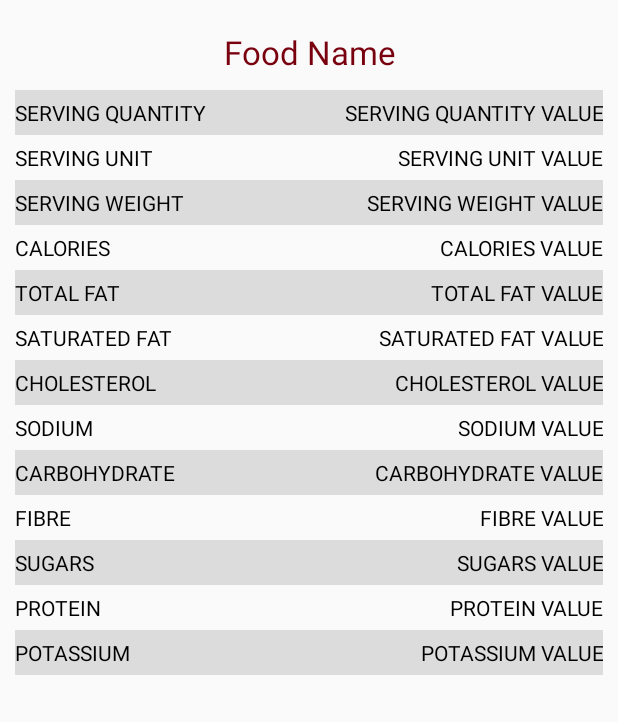
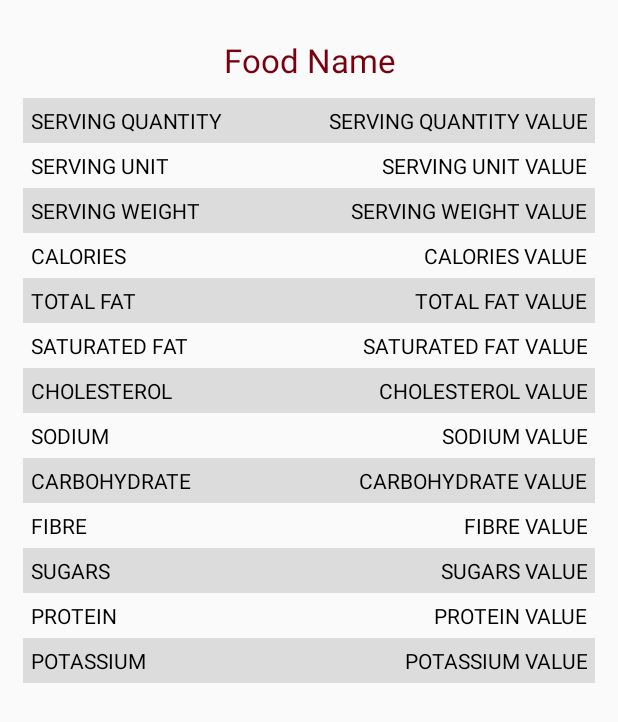
Before and after one commit to LeonMulvaney/TheIntelligentFoodNetwork, an Android app: the layout food_search_item_adapter_layout.xml on its own in the app's theme, with its tools: preview values and no code run, on a phone screen of 412 x 824 dp. Shown: the top 722 px of the screen. Run offline under Robolectric (Android 15) with nearby library versions, the phone set to English and light mode, and no system bars.

```diff
--- a/app/build.gradle
+++ b/app/build.gradle
@@ -36,6 +36,7 @@ dependencies {
     compile 'org.apache.commons:commons-lang3:3.6'
     compile 'com.android.volley:volley:1.0.0'
     compile 'com.squareup.picasso:picasso:2.5.2'
+    compile 'com.github.arimorty:floatingsearchview:2.1.1'
 
 
 }
--- a/app/src/main/res/layout/food_search_item_adapter_layout.xml
+++ b/app/src/main/res/layout/food_search_item_adapter_layout.xml
@@ -3,7 +3,7 @@
     android:layout_width="match_parent"
     android:layout_height="match_parent"
     android:orientation="vertical"
-    android:padding="10dp">
+    android:padding="15dp">
 
     <!-- Custom Adapter Layout From: https://github.com/codepath/android_guides/wiki/Using-an-ArrayAdapter-with-ListView -->
     <LinearLayout
@@ -29,6 +29,7 @@
                 android:id="@+id/tvServingQuantity"
                 android:layout_width="fill_parent"
                 android:layout_height="match_parent"
+                android:padding="5dp"
                 android:text="Serving Quantity"
                 android:textColor="#000000"
                 android:gravity="center_vertical"
@@ -41,6 +42,7 @@
                 android:id="@+id/valueServingQuantity"
                 android:layout_width="fill_parent"
                 android:layout_height="match_parent"
+                android:padding="5dp"
                 android:text="Serving Quantity Value"
                 android:textColor="#000000"
                 android:background="#DCDCDC"
@@ -60,6 +62,7 @@
                 android:id="@+id/tvServingUnit"
                 android:layout_width="fill_parent"
                 android:layout_height="match_parent"
+                android:padding="5dp"
                 android:text="Serving Unit"
                 android:textAllCaps="true"
                 android:textColor="#000000"
@@ -71,6 +74,7 @@
                 android:id="@+id/valueServingUnit"
                 android:layout_width="fill_parent"
                 android:layout_height="match_parent"
+                android:padding="5dp"
                 android:text="Serving Unit Value"
                 android:textColor="#000000"
                 android:textAllCaps="true"
@@ -89,6 +93,7 @@
                 android:id="@+id/tvServingWeight"
                 android:layout_width="fill_parent"
                 android:layout_height="match_parent"
+                android:padding="5dp"
                 android:text="Serving Weight"
                 android:textAllCaps="true"
                 android:textColor="#000000"
@@ -101,6 +106,7 @@
                 android:id="@+id/valueServingWeight"
                 android:layout_width="fill_parent"
                 android:layout_height="match_parent"
+                android:padding="5dp"
                 android:text="Serving Weight Value"
                 android:textColor="#000000"
                 android:background="#DCDCDC"
@@ -120,6 +126,7 @@
                 android:id="@+id/tvCalories"
                 android:layout_width="fill_parent"
                 android:layout_height="match_parent"
+                android:padding="5dp"
                 android:text="Calories"
                 android:textAllCaps="true"
                 android:textColor="#000000"
@@ -131,6 +138,7 @@
                 android:id="@+id/valueCalories"
                 android:layout_width="fill_parent"
                 android:layout_height="match_parent"
+                android:padding="5dp"
                 android:text="Calories Value"
                 android:textColor="#000000"
                 android:textAllCaps="true"
@@ -150,6 +158,7 @@
                 android:id="@+id/tvTotalFat"
                 android:layout_width="fill_parent"
                 android:layout_height="30dp"
+                android:padding="5dp"
                 android:text="Total Fat"
                 android:textAllCaps="true"
                 android:textColor="#000000"
@@ -162,6 +171,7 @@
                 android:id="@+id/valueTotalFat"
                 android:layout_width="fill_parent"
                 android:layout_height="match_parent"
+                android:padding="5dp"
                 android:text="Total Fat Value"
                 android:textColor="#000000"
                 android:background="#DCDCDC"
@@ -181,6 +191,7 @@
                 android:id="@+id/tvSaturatedFat"
                 android:layout_width="fill_parent"
                 android:layout_height="30dp"
+                android:padding="5dp"
                 android:text="Saturated Fat"
                 android:textAllCaps="true"
                 android:textColor="#000000"
@@ -192,6 +203,7 @@
                 android:id="@+id/valueSaturatedFat"
                 android:layout_width="fill_parent"
                 android:layout_height="match_parent"
+                android:padding="5dp"
                 android:text="Saturated Fat Value"
                 android:textColor="#000000"
                 android:textAllCaps="true"
@@ -210,6 +222,7 @@
                 android:id="@+id/tvCholesterol"
                 android:layout_width="fill_parent"
                 android:layout_height="30dp"
+                android:padding="5dp"
                 android:text="Cholesterol"
                 android:textAllCaps="true"
                 android:textColor="#000000"
@@ -222,6 +235,7 @@
                 android:id="@+id/valueCholesterol"
                 android:layout_width="fill_parent"
                 android:layout_height="match_parent"
+                android:padding="5dp"
                 android:text="Cholesterol Value"
                 android:textColor="#000000"
                 android:background="#DCDCDC"
@@ -239,7 +253,8 @@
             <TextView
                 android:id="@+id/tvSodium"
                 android:layout_width="fill_parent"
-                android:layout_height="30dp"
+                android:layout_height="match_parent"
+                android:padding="5dp"
                 android:text="Sodium"
                 android:textAllCaps="true"
                 android:textColor="#000000"
@@ -251,6 +266,7 @@
                 android:id="@+id/valueSodium"
                 android:layout_width="fill_parent"
                 android:layout_height="match_parent"
+                android:padding="5dp"
                 android:text="Sodium Value"
                 android:textColor="#000000"
                 android:textAllCaps="true"
@@ -268,7 +284,8 @@
             <TextView
                 android:id="@+id/tvCarbohydrate"
                 android:layout_width="fill_parent"
-                android:layout_height="30dp"
+                android:layout_height="match_parent"
+                android:padding="5dp"
                 android:text="Carbohydrate"
                 android:textAllCaps="true"
                 android:textColor="#000000"
@@ -281,6 +298,7 @@
                 android:id="@+id/valueCarbohydrate"
                 android:layout_width="fill_parent"
                 android:layout_height="match_parent"
+                android:padding="5dp"
                 android:text="Carbohydrate Value"
                 android:textColor="#000000"
                 android:background="#DCDCDC"
@@ -299,7 +317,8 @@
             <TextView
                 android:id="@+id/tvFibre"
                 android:layout_width="fill_parent"
-                android:layout_height="30dp"
+                android:layout_height="match_parent"
+                android:padding="5dp"
                 android:text="Fibre"
                 android:textAllCaps="true"
                 android:textColor="#000000"
@@ -311,6 +330,7 @@
                 android:id="@+id/valueFibre"
                 android:layout_width="fill_parent"
                 android:layout_height="match_parent"
+                android:padding="5dp"
                 android:text="Fibre Value"
                 android:textColor="#000000"
                 android:textAllCaps="true"
@@ -328,7 +348,8 @@
 
                 android:id="@+id/tvSugars"
                 android:layout_width="fill_parent"
-                android:layout_height="30dp"
+                android:layout_height="match_parent"
+                android:padding="5dp"
                 android:text="Sugars"
                 android:textAllCaps="true"
                 android:textColor="#000000"
@@ -341,6 +362,7 @@
                 android:id="@+id/valueSugars"
                 android:layout_width="fill_parent"
                 android:layout_height="match_parent"
+                android:padding="5dp"
                 android:text="Sugars Value"
                 android:textColor="#000000"
                 android:background="#DCDCDC"
@@ -359,7 +381,8 @@
             <TextView
                 android:id="@+id/tvProtein"
                 android:layout_width="fill_parent"
-                android:layout_height="30dp"
+                android:layout_height="match_parent"
+                android:padding="5dp"
                 android:text="Protein"
                 android:textAllCaps="true"
                 android:textColor="#000000"
@@ -371,6 +394,7 @@
                 android:id="@+id/valueProtein"
                 android:layout_width="fill_parent"
                 android:layout_height="match_parent"
+                android:padding="5dp"
                 android:text="Protein Value"
                 android:textColor="#000000"
                 android:textAllCaps="true"
@@ -388,7 +412,8 @@
             <TextView
                 android:id="@+id/tvPotassium"
                 android:layout_width="fill_parent"
-                android:layout_height="30dp"
+                android:layout_height="match_parent"
+                android:padding="5dp"
                 android:text="Potassium"
                 android:textAllCaps="true"
                 android:textColor="#000000"
@@ -401,6 +426,7 @@
                 android:id="@+id/valuePotassium"
                 android:layout_width="fill_parent"
                 android:layout_height="match_parent"
+                android:padding="5dp"
                 android:text="Potassium Value"
                 android:textColor="#000000"
                 android:background="#DCDCDC"
```
Also changed, not shown: app/src/main/java/ie/ncirl/a14445618/theintelligentfoodnetwork/FoodSearch.java (+38 -13 lines), app/src/main/res/layout/activity_food_search.xml (+28 -17 lines), app/src/main/res/drawable-hdpi/android_search_icon.png (added), app/src/main/res/drawable-mdpi/android_search_icon.png (added), app/src/main/res/drawable-xhdpi/android_search_icon.png (added), app/src/main/res/drawable-xxhdpi/android_search_icon.png (added).
